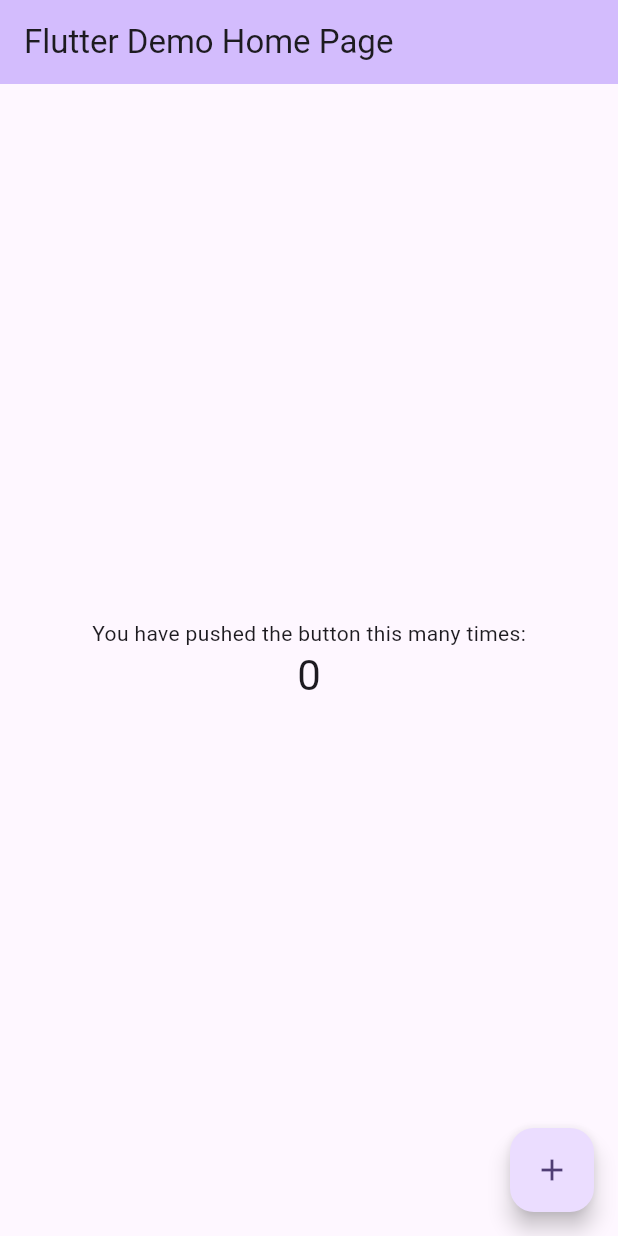
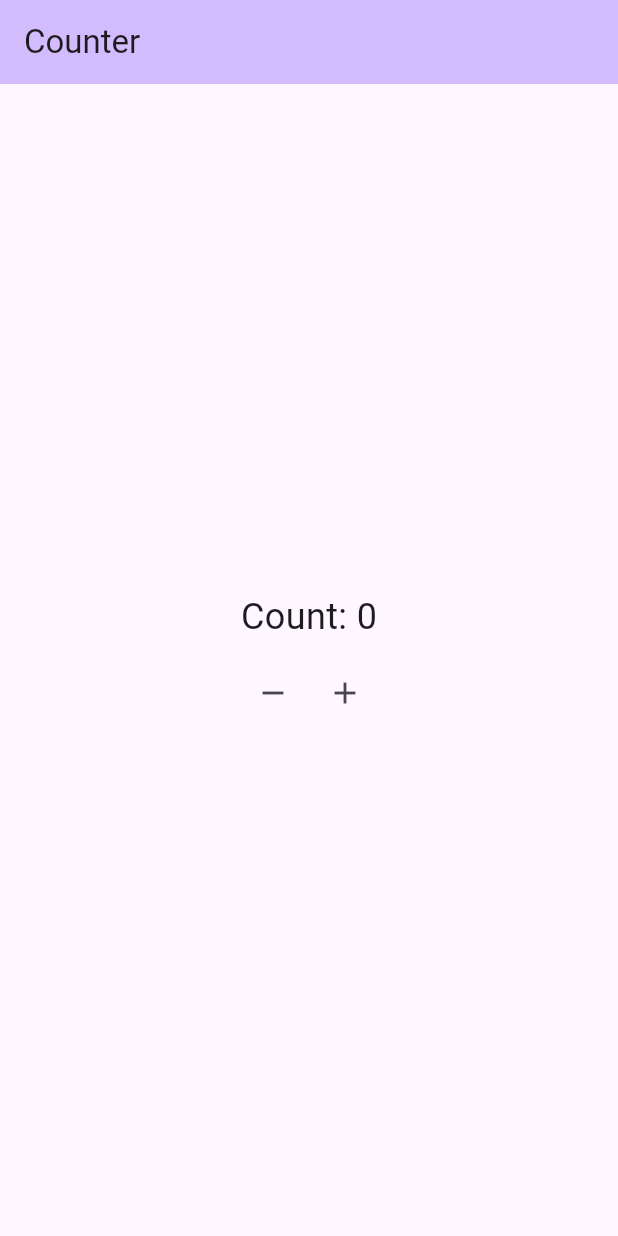
Before and after one commit to FedericoCalabro/promptivity, a Flutter app: the screen it shows after launch, on a phone screen of 412 x 824 dp. Run offline on Flutter 3.47's test engine with Material 3 defaults, Android fonts, the phone set to English and light mode, and no system bars; our stand-ins replace flutter_hooks.

Commit message:
refactor counter with flutter_hooks

```diff
--- a/analysis_options.yaml
+++ b/analysis_options.yaml
@@ -12,3 +12,4 @@ linter:
 
 formatter:
   page_width: 160
+  trailing_commas: preserve
--- /dev/null
+++ b/lib/features/counter.feat.dart
@@ -0,0 +1,72 @@
+import 'package:flutter/material.dart';
+import 'package:flutter_hooks/flutter_hooks.dart';
+
+({
+  int count,
+  VoidCallback increment,
+  VoidCallback decrement,
+})
+useCounter(int initialValue) {
+  final counter = useState(initialValue);
+
+  void increment() => counter.value++;
+  void decrement() => counter.value--;
+
+  return (
+    count: counter.value,
+    increment: increment,
+    decrement: decrement,
+  );
+}
+
+class CounterViewController extends HookWidget {
+  const CounterViewController({super.key});
+
+  @override
+  Widget build(BuildContext context) {
+    final counter = useCounter(0);
+    return CounterView(
+      counter: counter.count,
+      onIncrement: counter.increment,
+      onDecrement: counter.decrement,
+    );
+  }
+}
+
+class CounterView extends StatelessWidget {
+  final int counter;
+  final VoidCallback onIncrement;
+  final VoidCallback onDecrement;
+  const CounterView({
+    super.key,
+    required this.counter,
+    required this.onIncrement,
+    required this.onDecrement,
+  });
+
+  @override
+  Widget build(BuildContext context) {
+    return Scaffold(
+      appBar: AppBar(
+        backgroundColor: Theme.of(context).colorScheme.inversePrimary,
+        title: const Text('Counter'),
+      ),
+      body: Center(
+        child: Column(
+          mainAxisAlignment: .center,
+          children: [
+            Text('Count: $counter', style: const TextStyle(fontSize: 24)),
+            const SizedBox(height: 10),
+            Row(
+              mainAxisAlignment: .center,
+              children: [
+                IconButton(onPressed: onDecrement, icon: const Icon(Icons.remove)),
+                IconButton(onPressed: onIncrement, icon: const Icon(Icons.add)),
+              ],
+            ),
+          ],
+        ),
+      ),
+    );
+  }
+}
--- a/lib/main.dart
+++ b/lib/main.dart
@@ -1,4 +1,5 @@
 import 'package:flutter/material.dart';
+import 'package:promptivity/features/counter.feat.dart';
 
 void main() {
   runApp(const MyApp());
@@ -12,43 +13,7 @@ class MyApp extends StatelessWidget {
     return MaterialApp(
       title: 'Flutter Demo',
       theme: ThemeData(colorScheme: .fromSeed(seedColor: Colors.deepPurple)),
-      home: const MyHomePage(title: 'Flutter Demo Home Page'),
+      home: const CounterViewController(),
     );
   }
 }
-
-class MyHomePage extends StatefulWidget {
-  const MyHomePage({super.key, required this.title});
-
-  final String title;
-
-  @override
-  State<MyHomePage> createState() => _MyHomePageState();
-}
-
-class _MyHomePageState extends State<MyHomePage> {
-  int _counter = 0;
-
-  void _incrementCounter() {
-    setState(() {
-      _counter++;
-    });
-  }
-
-  @override
-  Widget build(BuildContext context) {
-    return Scaffold(
-      appBar: AppBar(backgroundColor: Theme.of(context).colorScheme.inversePrimary, title: Text(widget.title)),
-      body: Center(
-        child: Column(
-          mainAxisAlignment: .center,
-          children: [
-            const Text('You have pushed the button this many times:'),
-            Text('$_counter', style: Theme.of(context).textTheme.headlineMedium),
-          ],
-        ),
-      ),
-      floatingActionButton: FloatingActionButton(onPressed: _incrementCounter, tooltip: 'Increment', child: const Icon(Icons.add)),
-    );
-  }
-}
--- a/pubspec.yaml
+++ b/pubspec.yaml
@@ -10,6 +10,8 @@ environment:
 dependencies:
   flutter:
     sdk: flutter
+  flutter_hooks: ^0.21.3+1
+  flex_color_scheme: ^8.4.0
 
 dev_dependencies:
   flutter_test:
```
Also changed, not shown: pubspec.lock.
